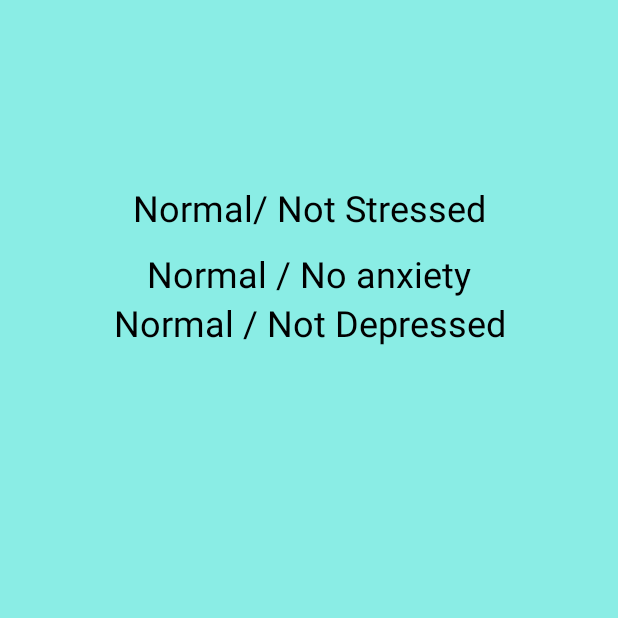
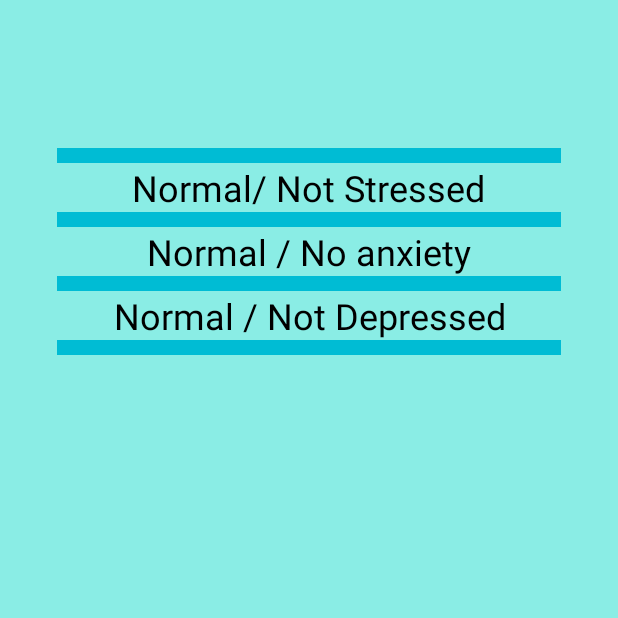
Before and after one commit to wc4you/WeCareForYou_1, an Android app: the ResultActivity screen opened directly, with no data from a screen before it, on a phone screen of 412 x 824 dp, the top half of it. Run offline under Robolectric (Android 15) with nearby library versions, the phone set to English and light mode, and no system bars; our stand-ins replace Firebase (no records; nobody signed in at launch, a user with empty details on screens opened directly).

Commit message:
Commit R04

```diff
--- a/app/src/main/res/layout/activity_result.xml
+++ b/app/src/main/res/layout/activity_result.xml
@@ -6,44 +6,64 @@
     android:layout_height="match_parent"
     android:background="#8AEDE5"
     tools:context=".ResultActivity">
-
+<ScrollView
+    android:layout_width="wrap_content"
+    android:layout_height="wrap_content"
+    android:gravity="center"
+    app:layout_constraintBottom_toBottomOf="parent"
+    app:layout_constraintEnd_toEndOf="parent"
+    app:layout_constraintStart_toStartOf="parent"
+    app:layout_constraintTop_toTopOf="parent"
+    app:layout_constraintVertical_bias="0.144">
     <LinearLayout
-
         android:layout_width="336dp"
-        android:layout_height="148dp"
+        android:layout_height="wrap_content"
         android:gravity="center"
-        android:orientation="vertical"
-        app:layout_constraintBottom_toBottomOf="parent"
-        app:layout_constraintEnd_toEndOf="parent"
-        app:layout_constraintStart_toStartOf="parent"
-        app:layout_constraintTop_toTopOf="parent"
-        app:layout_constraintVertical_bias="0.144">
+        android:orientation="vertical">
+        <TextView
+            android:layout_width="match_parent"
+            android:layout_height="10dp"
+            android:background="#00BCD4" />
 
         <TextView
             android:id="@+id/textView"
-            android:layout_width="match_parent"
-            android:layout_height="55dp"
+            android:layout_width="wrap_content"
+            android:layout_height="wrap_content"
             android:gravity="center_horizontal|center_vertical"
-            android:text="TextView"
+            android:text="Stress Result"
             android:textColor="#000"
             android:textSize="24sp" />
 
         <TextView
+            android:layout_width="match_parent"
+            android:layout_height="10dp"
+            android:background="#00BCD4" />
+        <TextView
             android:id="@+id/textView2"
+            android:layout_width="wrap_content"
+            android:layout_height="wrap_content"
+            android:gravity="center_horizontal|center_vertical"
+            android:text="Anxiety Result"
+            android:textColor="#000"
+            android:textSize="24sp" />
+
+        <TextView
             android:layout_width="match_parent"
-            android:layout_height="wrap_content"
-            android:text="TextView"
-            android:gravity="center_horizontal|center_vertical"
-            android:textColor="#000"
-            android:textSize="24sp"/>
+            android:layout_height="10dp"
+            android:background="#00BCD4" />
 
         <TextView
             android:id="@+id/textView5"
+            android:layout_width="wrap_content"
+            android:layout_height="wrap_content"
+            android:gravity="center_horizontal|center_vertical"
+            android:text="Stress Result"
+            android:textColor="#000"
+            android:textSize="24sp" />
+        <TextView
             android:layout_width="match_parent"
-            android:layout_height="wrap_content"
-            android:text="TextView"
-            android:gravity="center_horizontal|center_vertical"
-            android:textColor="#000"
-            android:textSize="24sp"/>
+            android:layout_height="10dp"
+            android:background="#00BCD4" />
     </LinearLayout>
+</ScrollView>
 </androidx.constraintlayout.widget.ConstraintLayout>
```
